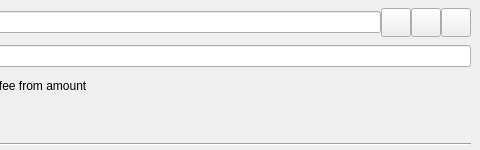
First picture: the form in src/qt/forms/sendcoinsentry.ui, repository ip-gpu/KomodoOcean, before the edit; both pictures show x 249 to 729 and y 0 to 150 of the 729 by 150 pixel window.
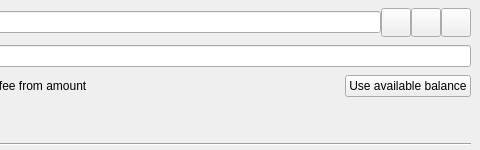
Second picture: the form after the edit. Icons and pictures are not drawn. Custom widgets are drawn as their Qt base class.

Commit message: + useAvailableBalanceButton in sendcoinsentry dialog

Patch:
```diff
--- a/src/qt/forms/sendcoinsentry.ui
+++ b/src/qt/forms/sendcoinsentry.ui
@@ -177,6 +177,13 @@
         </property>
        </widget>
       </item>
+      <item>
+       <widget class="QPushButton" name="useAvailableBalanceButton">
+        <property name="text">
+         <string>Use available balance</string>
+        </property>
+       </widget>
+      </item>
      </layout>
     </item>
     <item row="3" column="0">
```
The commit also changes 5 other files.
